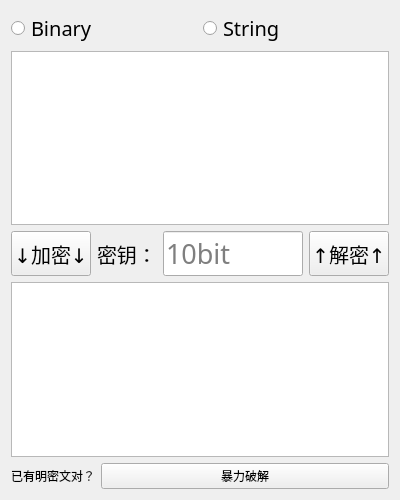
MaxAndFelix/S-DES_Python, file Forms/main.ui: the form before one commit.
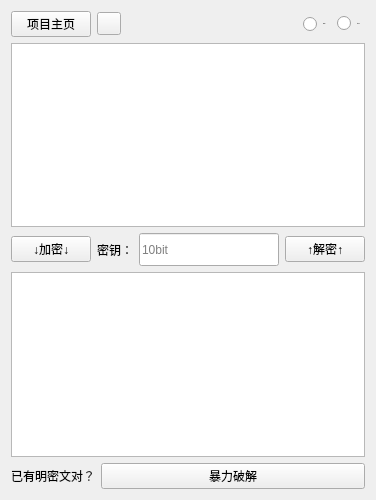
The form after the commit. Custom widgets are drawn as their Qt base class.

Commit message: 界面美化

The edit to the form file:
```diff
--- a/Forms/main.ui
+++ b/Forms/main.ui
@@ -9,39 +9,422 @@
    <rect>
     <x>0</x>
     <y>0</y>
-    <width>400</width>
+    <width>363</width>
     <height>500</height>
    </rect>
   </property>
+  <property name="sizePolicy">
+   <sizepolicy hsizetype="Preferred" vsizetype="Preferred">
+    <horstretch>0</horstretch>
+    <verstretch>0</verstretch>
+   </sizepolicy>
+  </property>
   <property name="windowTitle">
    <string>S-DES</string>
   </property>
-  <layout class="QHBoxLayout" name="horizontalLayout_4">
+  <layout class="QHBoxLayout" name="horizontalLayout_5">
    <item>
     <layout class="QVBoxLayout" name="verticalLayout">
      <item>
-      <layout class="QHBoxLayout" name="horizontalLayout_2">
+      <layout class="QHBoxLayout" name="horizontalLayout">
        <item>
-        <widget class="QRadioButton" name="rBtn_Bin">
+        <widget class="PushButton" name="pBtn_Github">
+         <property name="sizePolicy">
+          <sizepolicy hsizetype="Fixed" vsizetype="Fixed">
+           <horstretch>0</horstretch>
+           <verstretch>0</verstretch>
+          </sizepolicy>
+         </property>
+         <property name="baseSize">
+          <size>
+           <width>100</width>
+           <height>32</height>
+          </size>
+         </property>
+         <property name="layoutDirection">
+          <enum>Qt::LeftToRight</enum>
+         </property>
+         <property name="styleSheet">
+          <string notr="true">PushButton, ToolButton, ToggleButton, ToggleToolButton {
+    color: black;
+    background: rgba(255, 255, 255, 0.7);
+    border: 1px solid rgba(0, 0, 0, 0.073);
+    border-bottom: 1px solid rgba(0, 0, 0, 0.183);
+    border-radius: 5px;
+    /* font: 14px 'Segoe UI', 'Microsoft YaHei'; */
+    padding: 5px 12px 6px 12px;
+    outline: none;
+}
+
+ToolButton {
+    padding: 5px 9px 6px 8px;
+}
+
+PushButton[hasIcon=false] {
+    padding: 5px 12px 6px 12px;
+}
+
+PushButton[hasIcon=true] {
+    padding: 5px 12px 6px 36px;
+}
+
+DropDownToolButton, PrimaryDropDownToolButton {
+    padding: 5px 31px 6px 8px;
+}
+
+DropDownPushButton[hasIcon=false],
+PrimaryDropDownPushButton[hasIcon=false] {
+    padding: 5px 31px 6px 12px;
+}
+
+DropDownPushButton[hasIcon=true],
+PrimaryDropDownPushButton[hasIcon=true] {
+    padding: 5px 31px 6px 36px;
+}
+
+PushButton:hover, ToolButton:hover, ToggleButton:hover, ToggleToolButton:hover {
+    background: rgba(249, 249, 249, 0.5);
+}
+
+PushButton:pressed, ToolButton:pressed, ToggleButton:pressed, ToggleToolButton:pressed {
+    color: rgba(0, 0, 0, 0.63);
+    background: rgba(249, 249, 249, 0.3);
+    border-bottom: 1px solid rgba(0, 0, 0, 0.073);
+}
+
+PushButton:disabled, ToolButton:disabled, ToggleButton:disabled, ToggleToolButton:disabled {
+    color: rgba(0, 0, 0, 0.36);
+    background: rgba(249, 249, 249, 0.3);
+    border: 1px solid rgba(0, 0, 0, 0.06);
+    border-bottom: 1px solid rgba(0, 0, 0, 0.06);
+}
+
+
+PrimaryPushButton,
+PrimaryToolButton,
+ToggleButton:checked,
+ToggleToolButton:checked {
+    color: white;
+    background-color: #009faa;
+    border: 1px solid #00a7b3;
+    border-bottom: 1px solid #007780;
+}
+
+PrimaryPushButton:hover,
+PrimaryToolButton:hover,
+ToggleButton:checked:hover,
+ToggleToolButton:checked:hover {
+    background-color: #00a7b3;
+    border: 1px solid #2daab3;
+    border-bottom: 1px solid #007780;
+}
+
+PrimaryPushButton:pressed,
+PrimaryToolButton:pressed,
+ToggleButton:checked:pressed,
+ToggleToolButton:checked:pressed {
+    color: rgba(255, 255, 255, 0.63);
+    background-color: #3eabb3;
+    border: 1px solid #3eabb3;
+}
+
+PrimaryPushButton:disabled,
+PrimaryToolButton:disabled,
+ToggleButton:checked:disabled,
+ToggleToolButton:checked:disabled {
+    color: rgba(255, 255, 255, 0.9);
+    background-color: rgb(205, 205, 205);
+    border: 1px solid rgb(205, 205, 205);
+}
+
+SplitDropButton,
+PrimarySplitDropButton {
+    border-left: none;
+    border-top-left-radius: 0;
+    border-bottom-left-radius: 0;
+}
+
+#splitPushButton,
+#splitToolButton,
+#primarySplitPushButton,
+#primarySplitToolButton {
+    border-top-right-radius: 0;
+    border-bottom-right-radius: 0;
+}
+
+#splitPushButton:pressed,
+#splitToolButton:pressed,
+SplitDropButton:pressed {
+    border-bottom: 1px solid rgba(0, 0, 0, 0.183);
+}
+
+PrimarySplitDropButton:pressed {
+    border-bottom: 1px solid #007780;
+}
+
+#primarySplitPushButton, #primarySplitToolButton {
+    border-right: 1px solid #3eabb3;
+}
+
+#primarySplitPushButton:pressed, #primarySplitToolButton:pressed {
+    border-bottom: 1px solid #007780;
+}
+
+HyperlinkButton {
+    /* font: 14px 'Segoe UI', 'Microsoft YaHei'; */
+    padding: 6px 12px 6px 12px;
+    color: #009faa;
+    border: none;
+    border-radius: 6px;
+    background-color: transparent;
+}
+
+HyperlinkButton[hasIcon=false] {
+    padding: 6px 12px 6px 12px;
+}
+
+HyperlinkButton[hasIcon=true] {
+    padding: 6px 12px 6px 36px;
+}
+
+HyperlinkButton:hover {
+    color: #009faa;
+    background-color: rgba(0, 0, 0, 10);
+    border: none;
+}
+
+HyperlinkButton:pressed {
+    color: #009faa;
+    background-color: rgba(0, 0, 0, 6);
+    border: none;
+}
+
+HyperlinkButton:disabled {
+    color: rgba(0, 0, 0, 0.43);
+    background-color: transparent;
+    border: none;
+}
+
+
+RadioButton {
+    min-height: 24px;
+    max-height: 24px;
+    background-color: transparent;
+    font: 14px 'Segoe UI', 'Microsoft YaHei', 'PingFang SC';
+    color: black;
+}
+
+RadioButton::indicator {
+    width: 18px;
+    height: 18px;
+    border-radius: 11px;
+    border: 2px solid #999999;
+    background-color: rgba(0, 0, 0, 5);
+    margin-right: 4px;
+}
+
+RadioButton::indicator:hover {
+    background-color: rgba(0, 0, 0, 0);
+}
+
+RadioButton::indicator:pressed {
+    border: 2px solid #bbbbbb;
+    background-color: qradialgradient(spread:pad, cx:0.5, cy:0.5, radius:0.5, fx:0.5, fy:0.5,
+            stop:0 rgb(255, 255, 255),
+            stop:0.5 rgb(255, 255, 255),
+            stop:0.6 rgb(225, 224, 223),
+            stop:1 rgb(225, 224, 223));
+}
+
+RadioButton::indicator:checked {
+    height: 22px;
+    width: 22px;
+    border: none;
+    border-radius: 11px;
+    background-color: qradialgradient(spread:pad, cx:0.5, cy:0.5, radius:0.5, fx:0.5, fy:0.5,
+            stop:0 rgb(255, 255, 255),
+            stop:0.5 rgb(255, 255, 255),
+            stop:0.6 #009faa,
+            stop:1 #009faa);
+}
+
+RadioButton::indicator:checked:hover {
+    background-color: qradialgradient(spread:pad, cx:0.5, cy:0.5, radius:0.5, fx:0.5, fy:0.5,
+            stop:0 rgb(255, 255, 255),
+            stop:0.6 rgb(255, 255, 255),
+            stop:0.7 #009faa,
+            stop:1 #009faa);
+}
+
+RadioButton::indicator:checked:pressed {
+    background-color: qradialgradient(spread:pad, cx:0.5, cy:0.5, radius:0.5, fx:0.5, fy:0.5,
+            stop:0 rgb(255, 255, 255),
+            stop:0.5 rgb(255, 255, 255),
+            stop:0.6 #009faa,
+            stop:1 #009faa);
+}
+
+RadioButton:disabled {
+    color: rgba(0, 0, 0, 110);
+}
+
+RadioButton::indicator:disabled {
+    border: 2px solid #bbbbbb;
+    background-color: transparent;
+}
+
+RadioButton::indicator:disabled:checked {
+    border: none;
+    background-color: qradialgradient(spread:pad, cx:0.5, cy:0.5, radius:0.5, fx:0.5, fy:0.5,
+            stop:0 rgb(255, 255, 255),
+            stop:0.5 rgb(255, 255, 255),
+            stop:0.6 rgba(0, 0, 0, 0.2169),
+            stop:1 rgba(0, 0, 0, 0.2169));
+}
+
+TransparentToolButton,
+TransparentToggleToolButton,
+TransparentDropDownToolButton,
+TransparentPushButton,
+TransparentDropDownPushButton,
+TransparentTogglePushButton {
+    background-color: transparent;
+    border: none;
+    border-radius: 5px;
+    margin: 0;
+}
+
+TransparentToolButton:hover,
+TransparentToggleToolButton:hover,
+TransparentDropDownToolButton:hover,
+TransparentPushButton:hover,
+TransparentDropDownPushButton:hover,
+TransparentTogglePushButton:hover {
+    background-color: rgba(0, 0, 0, 9);
+    border: none;
+}
+
+TransparentToolButton:pressed,
+TransparentToggleToolButton:pressed,
+TransparentDropDownToolButton:pressed,
+TransparentPushButton:pressed,
+TransparentDropDownPushButton:pressed,
+TransparentTogglePushButton:pressed {
+    background-color: rgba(0, 0, 0, 6);
+    border: none;
+}
+
+TransparentToolButton:disabled,
+TransparentToggleToolButton:disabled,
+TransparentDropDownToolButton:disabled,
+TransprentPushButton:disabled,
+TransparentDropDownPushButton:disabled,
+TransprentTogglePushButton:disabled {
+    background-color: transparent;
+    border: none;
+}
+
+
+PillPushButton,
+PillPushButton:hover,
+PillPushButton:pressed,
+PillPushButton:disabled,
+PillPushButton:checked,
+PillPushButton:checked:hover,
+PillPushButton:checked:pressed,
+PillPushButton:disabled:checked,
+PillToolButton,
+PillToolButton:hover,
+PillToolButton:pressed,
+PillToolButton:disabled,
+PillToolButton:checked,
+PillToolButton:checked:hover,
+PillToolButton:checked:pressed,
+PillToolButton:disabled:checked {
+    background-color: transparent;
+    border: none;
+}
+</string>
+         </property>
+         <property name="text">
+          <string>项目主页</string>
+         </property>
+         <property name="autoDefault">
+          <bool>false</bool>
+         </property>
+         <property name="hasIcon" stdset="0">
+          <bool>true</bool>
+         </property>
+        </widget>
+       </item>
+       <item>
+        <widget class="ToolButton" name="tBtn_Issue">
+         <property name="toolTip">
+          <string/>
+         </property>
+         <property name="whatsThis">
+          <string/>
+         </property>
+        </widget>
+       </item>
+       <item>
+        <spacer name="horizontalSpacer">
+         <property name="orientation">
+          <enum>Qt::Horizontal</enum>
+         </property>
+         <property name="sizeHint" stdset="0">
+          <size>
+           <width>40</width>
+           <height>20</height>
+          </size>
+         </property>
+        </spacer>
+       </item>
+       <item>
+        <widget class="RadioButton" name="rBtn_Bin">
+         <property name="sizePolicy">
+          <sizepolicy hsizetype="Minimum" vsizetype="Fixed">
+           <horstretch>0</horstretch>
+           <verstretch>0</verstretch>
+          </sizepolicy>
+         </property>
+         <property name="minimumSize">
+          <size>
+           <width>0</width>
+           <height>24</height>
+          </size>
+         </property>
          <property name="font">
           <font>
-           <family>微软雅黑</family>
-           <pointsize>15</pointsize>
+           <family>Segoe UI</family>
+           <pointsize>-1</pointsize>
+           <weight>50</weight>
+           <italic>false</italic>
+           <bold>false</bold>
           </font>
          </property>
+         <property name="layoutDirection">
+          <enum>Qt::LeftToRight</enum>
+         </property>
          <property name="text">
           <string>Binary</string>
          </property>
         </widget>
        </item>
        <item>
-        <widget class="QRadioButton" name="rBtn_Str">
+        <widget class="RadioButton" name="rBtn_Str">
          <property name="font">
           <font>
-           <family>微软雅黑</family>
-           <pointsize>15</pointsize>
+           <family>Segoe UI</family>
+           <pointsize>-1</pointsize>
+           <weight>50</weight>
+           <italic>false</italic>
+           <bold>false</bold>
           </font>
          </property>
+         <property name="layoutDirection">
+          <enum>Qt::LeftToRight</enum>
+         </property>
          <property name="text">
           <string>String</string>
          </property>
@@ -60,90 +443,49 @@
       </widget>
      </item>
      <item>
-      <layout class="QHBoxLayout" name="horizontalLayout">
+      <layout class="QHBoxLayout" name="horizontalLayout_3">
        <item>
-        <widget class="QPushButton" name="pBtn_Encrypt">
-         <property name="sizePolicy">
-          <sizepolicy hsizetype="Minimum" vsizetype="Maximum">
-           <horstretch>0</horstretch>
-           <verstretch>0</verstretch>
-          </sizepolicy>
-         </property>
-         <property name="minimumSize">
-          <size>
-           <width>80</width>
-           <height>0</height>
-          </size>
-         </property>
-         <property name="maximumSize">
-          <size>
-           <width>16777215</width>
-           <height>50</height>
-          </size>
-         </property>
-         <property name="font">
-          <font>
-           <family>微软雅黑</family>
-           <pointsize>15</pointsize>
-          </font>
-         </property>
+        <widget class="PrimaryPushButton" name="pBtn_Encrypt">
          <property name="text">
           <string>↓加密↓</string>
          </property>
         </widget>
        </item>
        <item>
-        <widget class="QLabel" name="label_Key">
-         <property name="font">
-          <font>
-           <family>微软雅黑</family>
-           <pointsize>15</pointsize>
-          </font>
-         </property>
-         <property name="text">
-          <string>密钥：</string>
-         </property>
-        </widget>
+        <layout class="QHBoxLayout" name="horizontalLayout_2">
+         <item alignment="Qt::AlignRight">
+          <widget class="StrongBodyLabel" name="label_Key">
+           <property name="text">
+            <string>密钥：</string>
+           </property>
+          </widget>
+         </item>
+         <item>
+          <widget class="LineEdit" name="lineEdit_Key">
+           <property name="sizePolicy">
+            <sizepolicy hsizetype="Minimum" vsizetype="Fixed">
+             <horstretch>0</horstretch>
+             <verstretch>0</verstretch>
+            </sizepolicy>
+           </property>
+           <property name="minimumSize">
+            <size>
+             <width>140</width>
+             <height>33</height>
+            </size>
+           </property>
+           <property name="maxLength">
+            <number>10</number>
+           </property>
+           <property name="placeholderText">
+            <string>10bit</string>
+           </property>
+          </widget>
+         </item>
+        </layout>
        </item>
        <item>
-        <widget class="QLineEdit" name="lineEdit_Key">
-         <property name="font">
-          <font>
-           <family>微软雅黑</family>
-           <pointsize>20</pointsize>
-          </font>
-         </property>
-         <property name="placeholderText">
-          <string>10bit</string>
-         </property>
-        </widget>
-       </item>
-       <item>
-        <widget class="QPushButton" name="pBtn_Decrypt">
-         <property name="sizePolicy">
-          <sizepolicy hsizetype="Minimum" vsizetype="Maximum">
-           <horstretch>0</horstretch>
-           <verstretch>0</verstretch>
-          </sizepolicy>
-         </property>
-         <property name="minimumSize">
-          <size>
-           <width>80</width>
-           <height>0</height>
-          </size>
-         </property>
-         <property name="maximumSize">
-          <size>
-           <width>16777215</width>
-           <height>50</height>
-          </size>
-         </property>
-         <property name="font">
-          <font>
-           <family>微软雅黑</family>
-           <pointsize>15</pointsize>
-          </font>
-         </property>
+        <widget class="PrimaryPushButton" name="pBtn_Decrypt">
          <property name="text">
           <string>↑解密↑</string>
          </property>
@@ -162,7 +504,7 @@
       </widget>
      </item>
      <item>
-      <layout class="QHBoxLayout" name="horizontalLayout_3">
+      <layout class="QHBoxLayout" name="horizontalLayout_4">
        <item>
         <widget class="QLabel" name="label_Crack">
          <property name="sizePolicy">
@@ -188,7 +530,7 @@
         </widget>
        </item>
        <item>
-        <widget class="QPushButton" name="pBtn_Crack">
+        <widget class="PushButton" name="pBtn_Crack">
          <property name="font">
           <font>
            <family>微软雅黑</family>
@@ -205,6 +547,43 @@
    </item>
   </layout>
  </widget>
+ <customwidgets>
+  <customwidget>
+   <class>PushButton</class>
+   <extends>QPushButton</extends>
+   <header>qfluentwidgets</header>
+  </customwidget>
+  <customwidget>
+   <class>PrimaryPushButton</class>
+   <extends>PushButton</extends>
+   <header>qfluentwidgets</header>
+  </customwidget>
+  <customwidget>
+   <class>ToolButton</class>
+   <extends>QToolButton</extends>
+   <header>qfluentwidgets</header>
+  </customwidget>
+  <customwidget>
+   <class>RadioButton</class>
+   <extends>QRadioButton</extends>
+   <header>qfluentwidgets</header>
+  </customwidget>
+  <customwidget>
+   <class>StrongBodyLabel</class>
+   <extends>QLabel</extends>
+   <header>qfluentwidgets</header>
+  </customwidget>
+  <customwidget>
+   <class>LineEdit</class>
+   <extends>QLineEdit</extends>
+   <header>qfluentwidgets</header>
+  </customwidget>
+  <customwidget>
+   <class>PlainTextEdit</class>
+   <extends>QPlainTextEdit</extends>
+   <header>qfluentwidgets</header>
+  </customwidget>
+ </customwidgets>
  <resources/>
  <connections/>
 </ui>
```
Left out of the diff: 4 changed lines with no effect on the pictures. The commit also changes 3 other files.
